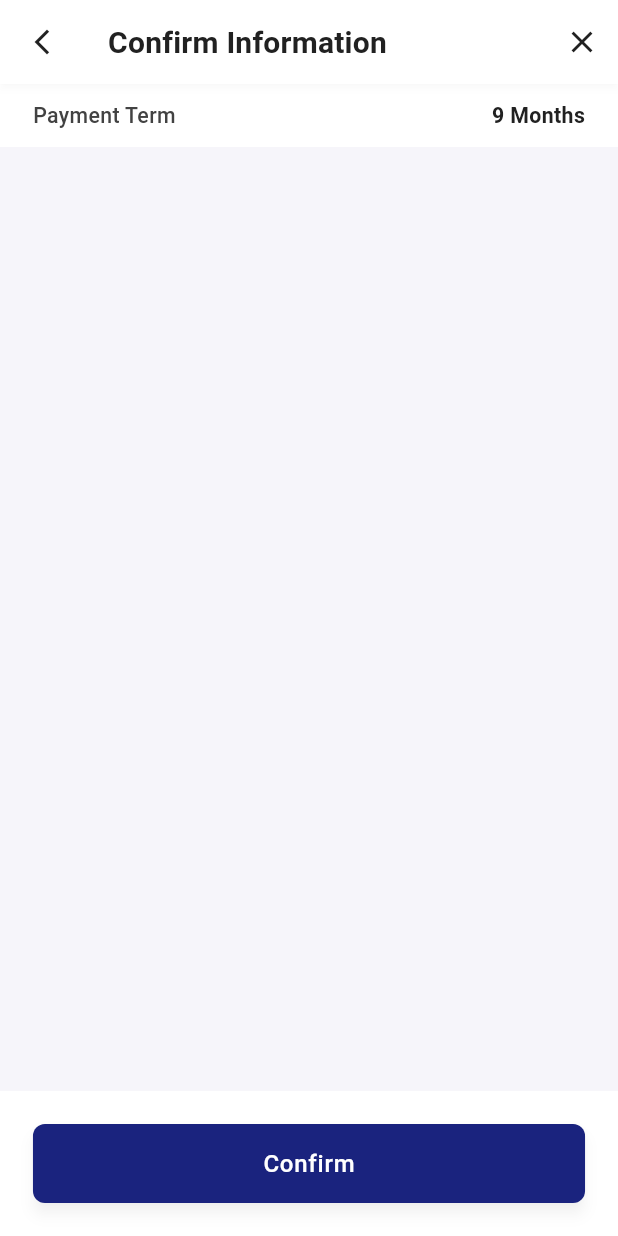
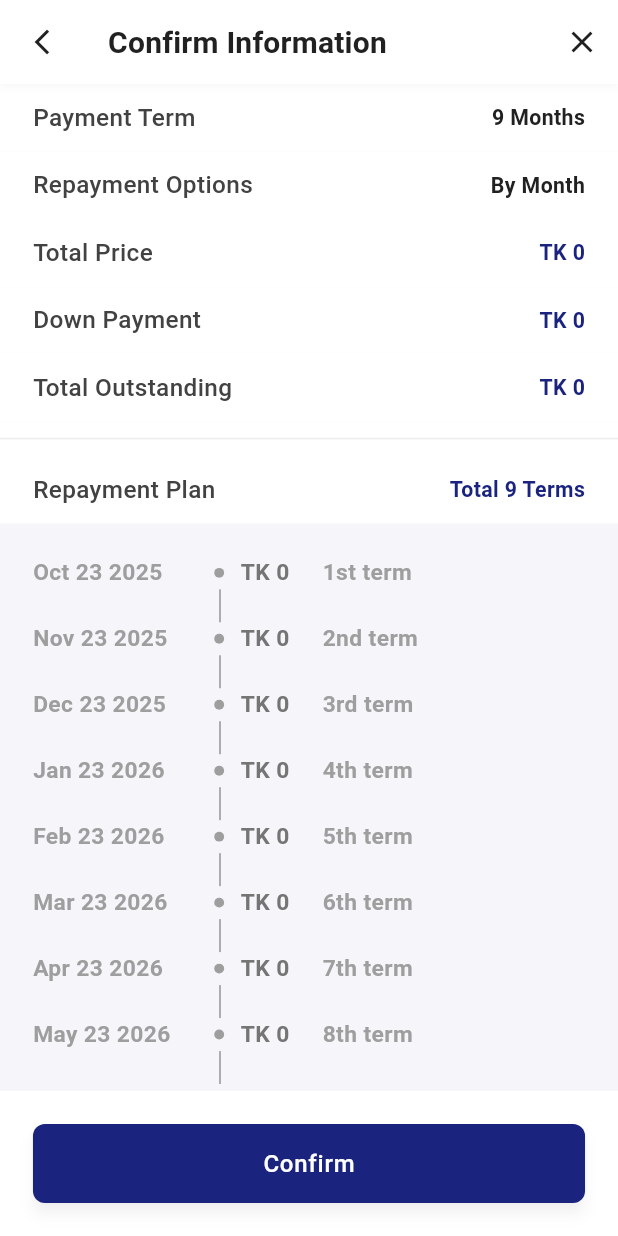
Before and after one commit to nasirdev74/sahajmobile-flutter-customer, a Flutter app: the InstallmentPlanPage screen opened by its route, after a tap on "Next", on a phone screen of 412 x 824 dp. Run offline on Flutter 3.47's test engine with Material 3 defaults, Android fonts, the phone set to English and light mode, and no system bars; our stand-ins replace connectivity_plus, equatable, flutter_bloc, flutter_screenutil, get_it, go_router and 4 more; accounts and stored records are empty.

Commit message:
confirm information ui

```diff
--- a/lib/core/app_router.dart
+++ b/lib/core/app_router.dart
@@ -3,6 +3,7 @@ import 'package:go_router/go_router.dart';
 import 'package:injectable/injectable.dart';
 import 'package:app/presentation/splash/pages/splash_page.dart';
 import 'package:app/presentation/product_list/pages/product_list_page.dart';
+import 'package:app/presentation/models/confirm_installment_nav_params.dart';
 import 'package:app/presentation/installment_plan/pages/installment_plan_page.dart';
 import 'package:app/presentation/confirm_installment/pages/confirm_installment_page.dart';
 
@@ -20,12 +21,12 @@ class AppRouter {
       GoRoute(
         path: InstallmentPlanPage.route,
         name: InstallmentPlanPage.route,
-        builder: (_, state) => InstallmentPlanPage(orderAmount: state.extra as double? ?? 0),
+        builder: (_, state) => InstallmentPlanPage(productPrice: state.extra as int? ?? 0),
       ),
       GoRoute(
         name: ConfirmInstallmentPage.route,
         path: ConfirmInstallmentPage.route,
-        builder: (_, _) => const ConfirmInstallmentPage(),
+        builder: (_, state) => ConfirmInstallmentPage(navParams: state.extra as ConfirmInstallmentNavParams),
       ),
     ],
     errorBuilder: (context, state) => Scaffold(body: Center(child: Text('Error: ${state.error}'))),
--- /dev/null
+++ b/lib/core/utils.dart
@@ -0,0 +1,20 @@
+import 'package:intl/intl.dart';
+
+final currencyFormatter = NumberFormat.simpleCurrency(decimalDigits: 0, name: 'TK ');
+
+String getTermLabel(int termNumber) {
+  if (termNumber % 100 >= 11 && termNumber % 100 <= 13) {
+    return '${termNumber}th term';
+  }
+
+  switch (termNumber % 10) {
+    case 1:
+      return '${termNumber}st term';
+    case 2:
+      return '${termNumber}nd term';
+    case 3:
+      return '${termNumber}rd term';
+    default:
+      return '${termNumber}th term';
+  }
+}
--- a/lib/data/models/product/product_model.dart
+++ b/lib/data/models/product/product_model.dart
@@ -10,7 +10,7 @@ class ProductModel {
   @JsonKey(defaultValue: '')
   final String model;
   @JsonKey(defaultValue: 0)
-  final double price;
+  final int price;
 
   const ProductModel({required this.brand, required this.model, required this.price});
 
--- a/lib/domain/entities/product_entity.dart
+++ b/lib/domain/entities/product_entity.dart
@@ -3,7 +3,7 @@ import 'package:equatable/equatable.dart';
 class ProductEntity extends Equatable {
   final String brand;
   final String model;
-  final double price;
+  final int price;
 
   const ProductEntity({required this.brand, required this.model, required this.price});
 
--- a/lib/presentation/confirm_installment/pages/confirm_installment_page.dart
+++ b/lib/presentation/confirm_installment/pages/confirm_installment_page.dart
@@ -1,14 +1,25 @@
-import 'package:app/presentation/widgets/primary_info_row.dart';
+import 'package:app/core/utils.dart';
 import 'package:flutter/material.dart';
+import 'package:app/theme/color_const.dart';
+import 'package:flutter_screenutil/flutter_screenutil.dart';
 import 'package:app/presentation/widgets/primary_app_bar.dart';
 import 'package:app/presentation/widgets/primary_bottom_bar.dart';
-import 'package:flutter_screenutil/flutter_screenutil.dart';
+import 'package:app/presentation/models/confirm_installment_nav_params.dart';
+import 'package:app/presentation/confirm_installment/widgets/confirm_info_row.dart';
+import 'package:app/presentation/confirm_installment/widgets/repayment_timeline.dart';
 
-class ConfirmInstallmentPage extends StatelessWidget {
-  const ConfirmInstallmentPage({super.key});
+class ConfirmInstallmentPage extends StatefulWidget {
+  const ConfirmInstallmentPage({super.key, required this.navParams});
+
+  final ConfirmInstallmentNavParams navParams;
 
   static const route = '/confirm_installment';
 
+  @override
+  State<ConfirmInstallmentPage> createState() => _ConfirmInstallmentPageState();
+}
+
+class _ConfirmInstallmentPageState extends State<ConfirmInstallmentPage> {
   @override
   Widget build(BuildContext context) {
     return Scaffold(
@@ -20,11 +31,34 @@ class ConfirmInstallmentPage extends StatelessWidget {
         child: ListView(
           physics: const AlwaysScrollableScrollPhysics(),
           children: [
-            PrimaryInfoRow(
-              label: 'Payment Term',
-              value: '9 Months',
+            ConfirmInfoRow(label: 'Payment Term', value: '${widget.navParams.paymentTerm} Months'),
+            ConfirmInfoRow(label: 'Repayment Options', value: widget.navParams.repaymentOptions),
+            ConfirmInfoRow(
+              label: 'Total Price',
+              valueColor: ColorConst.primary,
+              value: currencyFormatter.format(widget.navParams.totalPrice),
+            ),
+            ConfirmInfoRow(
+              label: 'Down Payment',
+              valueColor: ColorConst.primary,
+              value: currencyFormatter.format(widget.navParams.downPayment),
+            ),
+            ConfirmInfoRow(
+              label: 'Total Outstanding',
+              valueColor: ColorConst.primary,
+              value: currencyFormatter.format(widget.navParams.totalOutstanding),
+            ),
+            Container(
+              color: Colors.white,
               padding: EdgeInsets.symmetric(vertical: 10.w),
+              child: Divider(height: 1.w, color: Colors.grey.shade200, thickness: 1.w),
             ),
+            ConfirmInfoRow(
+              label: 'Repayment Plan',
+              valueColor: ColorConst.primary,
+              value: 'Total ${widget.navParams.paymentTerm} Terms',
+            ),
+            RepaymentTimeline(navParams: widget.navParams),
           ],
         ),
       ),
--- /dev/null
+++ b/lib/presentation/confirm_installment/widgets/confirm_info_row.dart
@@ -0,0 +1,30 @@
+import 'package:flutter/material.dart';
+import 'package:app/theme/color_const.dart';
+import 'package:app/theme/app_text_theme.dart';
+import 'package:flutter_screenutil/flutter_screenutil.dart';
+
+class ConfirmInfoRow extends StatelessWidget {
+  const ConfirmInfoRow({super.key, required this.label, required this.value, this.valueColor = ColorConst.gray900});
+
+  final String label;
+  final String value;
+  final Color valueColor;
+
+  @override
+  Widget build(BuildContext context) {
+    return Container(
+      color: Colors.white,
+      padding: EdgeInsets.symmetric(horizontal: 20.w, vertical: 10.w),
+      child: Row(
+        mainAxisAlignment: MainAxisAlignment.spaceBetween,
+        children: [
+          Text(
+            label,
+            style: labelLarge.copyWith(fontSize: 16.sp, fontWeight: FontWeight.w500),
+          ),
+          Text(value, style: bodyLarge.copyWith(color: valueColor)),
+        ],
+      ),
+    );
+  }
+}
--- /dev/null
+++ b/lib/presentation/confirm_installment/widgets/repayment_timeline.dart
@@ -0,0 +1,75 @@
+import 'package:intl/intl.dart';
+import 'package:app/core/utils.dart';
+import 'package:flutter/material.dart';
+import 'package:app/theme/color_const.dart';
+import 'package:flutter_screenutil/flutter_screenutil.dart';
+import 'package:app/presentation/models/confirm_installment_nav_params.dart';
+
+class RepaymentTimeline extends StatelessWidget {
+  const RepaymentTimeline({super.key, required this.navParams});
+
+  final ConfirmInstallmentNavParams navParams;
+
+  @override
+  Widget build(BuildContext context) {
+    final currentDate = DateTime.now();
+    final fixedDayOfMonth = currentDate.day > 28 ? 28 : currentDate.day;
+
+    return Padding(
+      padding: EdgeInsets.symmetric(horizontal: 20.w, vertical: 20.w),
+      child: Column(
+        crossAxisAlignment: CrossAxisAlignment.start,
+        children: List.generate(navParams.paymentTerm, (index) {
+          final termNumber = index + 1;
+          final paymentDate = DateTime(currentDate.year, currentDate.month + index, fixedDayOfMonth);
+          final isLast = index == navParams.paymentTerm - 1;
+
+          return Column(
+            crossAxisAlignment: CrossAxisAlignment.start,
+            children: [
+              Row(
+                mainAxisAlignment: MainAxisAlignment.start,
+                crossAxisAlignment: CrossAxisAlignment.center,
+                children: [
+                  SizedBox(
+                    width: 100.w,
+                    child: Text(
+                      maxLines: 1,
+                      overflow: TextOverflow.fade,
+                      DateFormat('MMM dd yyyy').format(paymentDate),
+                      style: TextStyle(fontSize: 15.sp, color: Colors.grey.shade500, fontWeight: FontWeight.w600),
+                    ),
+                  ),
+                  SizedBox(width: 10.w),
+                  Container(
+                    width: 6.w,
+                    height: 6.w,
+                    decoration: BoxDecoration(color: Colors.grey.shade500, shape: BoxShape.circle),
+                  ),
+                  SizedBox(width: 10.w),
+                  Text(
+                    currencyFormatter.format(navParams.monthlyPayment),
+                    style: TextStyle(fontSize: 15.sp, color: ColorConst.gray600, fontWeight: FontWeight.w600),
+                  ),
+                  SizedBox(width: 20.w),
+                  Text(
+                    getTermLabel(termNumber),
+                    style: TextStyle(fontSize: 15.sp, color: Colors.grey.shade500, fontWeight: FontWeight.w600),
+                  ),
+                  const Spacer(),
+                ],
+              ),
+              if (!isLast)
+                Row(
+                  children: [
+                    SizedBox(width: 113.w),
+                    Container(height: 20.w, width: 1.w, color: Colors.grey.shade500),
+                  ],
+                ),
+            ],
+          );
+        }),
+      ),
+    );
+  }
+}
--- a/lib/presentation/installment_plan/pages/installment_plan_page.dart
+++ b/lib/presentation/installment_plan/pages/installment_plan_page.dart
@@ -1,20 +1,22 @@
+import 'package:app/core/utils.dart';
 import 'package:flutter/material.dart';
 import 'package:go_router/go_router.dart';
 import 'package:app/core/app_constant.dart';
 import 'package:app/theme/color_const.dart';
 import 'package:flutter_screenutil/flutter_screenutil.dart';
 import 'package:app/presentation/widgets/primary_app_bar.dart';
-import 'package:app/presentation/widgets/primary_info_row.dart';
 import 'package:app/presentation/widgets/primary_bottom_bar.dart';
+import 'package:app/presentation/installment_plan/widgets/info_row.dart';
 import 'package:app/presentation/installment_plan/widgets/info_banner.dart';
+import 'package:app/presentation/models/confirm_installment_nav_params.dart';
 import 'package:app/presentation/installment_plan/widgets/term_selector.dart';
 import 'package:app/presentation/installment_plan/widgets/down_payment_selector.dart';
 import 'package:app/presentation/confirm_installment/pages/confirm_installment_page.dart';
 
 class InstallmentPlanPage extends StatefulWidget {
-  const InstallmentPlanPage({super.key, required this.orderAmount});
+  const InstallmentPlanPage({super.key, required this.productPrice});
 
-  final double orderAmount;
+  final int productPrice;
   static const route = '/installment_plan_page';
 
   @override
@@ -22,19 +24,55 @@ class InstallmentPlanPage extends StatefulWidget {
 }
 
 class _InstallmentPlanPageState extends State<InstallmentPlanPage> {
-  int downPaymentPercent = 15;
-  int terms = 9;
+  var terms = 9;
+  var downPayment = 0;
+  var monthlyPayment = 0;
+  var downPaymentPercent = 15;
+
+  @override
+  void initState() {
+    super.initState();
+    calculateDownPayment(downPaymentPercent);
+    calculateMonthlyPayment(terms);
+  }
+
+  void calculateDownPayment(int percent) {
+    if (mounted) {
+      setState(() {
+        downPaymentPercent = percent;
+        downPayment = ((widget.productPrice * percent) / 100).ceil();
+      });
+    }
+  }
+
+  void calculateMonthlyPayment(int termsValue) {
+    if (mounted) {
+      setState(() {
+        terms = termsValue;
+        final remainingAmount = (widget.productPrice * (100 - downPaymentPercent)) / 100;
+        monthlyPayment = (remainingAmount / termsValue).ceil();
+      });
+    }
+  }
 
   @override
   Widget build(BuildContext context) {
-    final monthlyPayment = ((widget.orderAmount * (100 - downPaymentPercent)) / 100) / terms;
-
     return Scaffold(
       resizeToAvoidBottomInset: false,
       backgroundColor: const Color(0xFFF6F5Fa),
       appBar: const PrimaryAppBar(title: 'Installment Plan'),
       bottomNavigationBar: PrimaryBottomBar(
-        onPressed: () => context.pushNamed(ConfirmInstallmentPage.route),
+        onPressed: () {
+          final navParams = ConfirmInstallmentNavParams(
+            paymentTerm: terms,
+            repaymentOptions: 'By Month',
+            downPayment: downPayment,
+            monthlyPayment: monthlyPayment,
+            totalPrice: widget.productPrice,
+            totalOutstanding: widget.productPrice - downPayment,
+          );
+          context.pushNamed(ConfirmInstallmentPage.route, extra: navParams);
+        },
         label: 'Next',
       ),
       body: SafeArea(
@@ -45,48 +83,40 @@ class _InstallmentPlanPageState extends State<InstallmentPlanPage> {
                 child: Column(
                   crossAxisAlignment: CrossAxisAlignment.start,
                   children: [
-                    PrimaryInfoRow(
+                    InfoRow(
                       label: 'Order Amount',
                       valueColor: ColorConst.primary,
                       padding: EdgeInsets.symmetric(vertical: 20.w),
-                      value: 'TK ${widget.orderAmount.toStringAsFixed(2)}',
+                      value: currencyFormatter.format(widget.productPrice),
                     ),
                     SizedBox(height: 10.w),
                     const InfoBanner(text: 'Loan Service Provided by ${AppConstant.appName}'),
                     Divider(height: 1.w, color: Colors.grey.shade200, thickness: 1.w),
-                    PrimaryInfoRow(
+                    InfoRow(
                       label: 'Down Payment',
-                      value: 'TK 234.23',
                       valueColor: ColorConst.primary,
+                      value: currencyFormatter.format(downPayment),
                       padding: EdgeInsets.only(top: 20.w, bottom: 10.w),
                     ),
-                    DownPaymentSelector(
-                      selectedPercent: downPaymentPercent,
-                      onChanged: (p) => setState(() => downPaymentPercent = p),
-                    ),
+                    DownPaymentSelector(selectedPercent: downPaymentPercent, onChanged: (p) => calculateDownPayment(p)),
 
-                    PrimaryInfoRow(
+                    InfoRow(
                       label: 'Monthly Payment',
                       value: 'Pay in $terms Terms',
                       padding: EdgeInsets.only(top: 20.w),
                     ),
-                    TermSelector(selectedTerms: terms, onChanged: (t) => setState(() => terms = t)),
+                    TermSelector(selectedTerms: terms, onChanged: (t) => calculateMonthlyPayment(t)),
                     SizedBox(height: 10.w),
-                    PrimaryInfoRow(
-                      label: 'Service Fee Rate',
-                      value: '2%/Month',
+                    InfoRow(
+                      label: 'On-site Payment',
+                      valueColor: ColorConst.primary,
+                      value: currencyFormatter.format(downPayment),
                       padding: EdgeInsets.only(top: 20.w, bottom: 10.w),
                     ),
-                    PrimaryInfoRow(
-                      label: 'On-site Payment',
-                      value: 'TK ${monthlyPayment.toStringAsFixed(0)}',
+                    InfoRow(
+                      label: 'Monthly Payment',
                       valueColor: ColorConst.primary,
-                      padding: EdgeInsets.symmetric(vertical: 10.w),
-                    ),
-                    PrimaryInfoRow(
-                      label: 'Monthly Payment',
-                      value: 'TK ${monthlyPayment.toStringAsFixed(0)}',
-                      valueColor: ColorConst.primary,
+                      value: currencyFormatter.format(monthlyPayment),
                       padding: EdgeInsets.only(top: 10.w, bottom: 20.w),
                     ),
                   ],
--- a/lib/presentation/widgets/primary_info_row.dart
+++ b/lib/presentation/installment_plan/widgets/info_row.dart
@@ -3,8 +3,8 @@ import 'package:app/theme/color_const.dart';
 import 'package:app/theme/app_text_theme.dart';
 import 'package:flutter_screenutil/flutter_screenutil.dart';
 
-class PrimaryInfoRow extends StatelessWidget {
-  const PrimaryInfoRow({
+class InfoRow extends StatelessWidget {
+  const InfoRow({
     super.key,
     required this.label,
     required this.value,
--- /dev/null
+++ b/lib/presentation/models/confirm_installment_nav_params.dart
@@ -0,0 +1,17 @@
+class ConfirmInstallmentNavParams {
+  final int paymentTerm;
+  final String repaymentOptions;
+  final int totalPrice;
+  final int downPayment;
+  final int totalOutstanding;
+  final int monthlyPayment;
+
+  const ConfirmInstallmentNavParams({
+    required this.paymentTerm,
+    required this.repaymentOptions,
+    required this.totalPrice,
+    required this.downPayment,
+    required this.totalOutstanding,
+    required this.monthlyPayment,
+  });
+}
--- a/lib/presentation/product_list/pages/product_list_page.dart
+++ b/lib/presentation/product_list/pages/product_list_page.dart
@@ -17,24 +17,24 @@ class ProductListPage extends StatefulWidget {
 
 class _ProductListPageState extends State<ProductListPage> {
   final List<ProductEntity> productList = [
-    const ProductEntity(brand: 'Infinix', model: 'Smart 9 (3+64)', price: 9999.00),
-    const ProductEntity(brand: 'Infinix', model: 'Smart 9 HD (4+64)', price: 10299.00),
-    const ProductEntity(brand: 'Infinix', model: 'Smart 9 (4+128)', price: 11999.00),
-    const ProductEntity(brand: 'Infinix', model: 'Smart 8 (4+64)', price: 10499.00),
-    const ProductEntity(brand: 'Infinix', model: 'Hot 30i (4+64)', price: 10499.00),
+    const ProductEntity(brand: 'Infinix', model: 'Smart 9 (3+64)', price: 10000),
+    const ProductEntity(brand: 'Infinix', model: 'Smart 9 HD (4+64)', price: 10299),
+    const ProductEntity(brand: 'Infinix', model: 'Smart 9 (4+128)', price: 11999),
+    const ProductEntity(brand: 'Infinix', model: 'Smart 8 (4+64)', price: 10499),
+    const ProductEntity(brand: 'Infinix', model: 'Hot 30i (4+64)', price: 10499),
   ];
 
   @override
   Widget build(BuildContext context) {
     return Scaffold(
+      resizeToAvoidBottomInset: false,
       backgroundColor: Colors.white,
-      resizeToAvoidBottomInset: false,
       appBar: const PrimaryAppBar(title: 'Products', actions: [], showLeading: false),
       body: ListView.separated(
         itemCount: productList.length,
-        padding: EdgeInsets.symmetric(horizontal: 20.w),
         physics: const AlwaysScrollableScrollPhysics(),
         separatorBuilder: (_, _) => SizedBox(height: 5.w),
+        padding: EdgeInsets.only(top: 10.w, left: 20.w, right: 20.w, bottom: 100.w),
         itemBuilder: (context, index) {
           final product = productList[index];
           return ProductWidget(
--- a/lib/presentation/product_list/widgets/product_widget.dart
+++ b/lib/presentation/product_list/widgets/product_widget.dart
@@ -1,4 +1,4 @@
-import 'package:intl/intl.dart';
+import 'package:app/core/utils.dart';
 import 'package:flutter/material.dart';
 import 'package:app/domain/entities/product_entity.dart';
 import 'package:flutter_screenutil/flutter_screenutil.dart';
@@ -11,10 +11,8 @@ class ProductWidget extends StatelessWidget {
 
   @override
   Widget build(BuildContext context) {
-    final currencyFormatter = NumberFormat.simpleCurrency(decimalDigits: 0, name: 'TK ');
-
     return Material(
-      color: const Color(0xFFF6F5Fa),
+      color: const Color(0xFFf2fcfb),
       borderRadius: BorderRadius.circular(5.r),
       child: ListTile(
         onTap: onTap,
--- a/lib/presentation/widgets/primary_app_bar.dart
+++ b/lib/presentation/widgets/primary_app_bar.dart
@@ -2,17 +2,9 @@ import 'package:flutter/material.dart';
 import 'package:google_fonts/google_fonts.dart';
 
 class PrimaryAppBar extends StatelessWidget implements PreferredSizeWidget {
-  const PrimaryAppBar({
-    super.key,
-    required this.title,
-    this.actions,
-    this.onBackPressed,
-    this.showLeading = true,
-    this.centerTitle = false,
-  });
+  const PrimaryAppBar({super.key, required this.title, this.actions, this.onBackPressed, this.showLeading = true});
 
   final String title;
-  final bool centerTitle;
   final bool showLeading;
   final List<Widget>? actions;
   final VoidCallback? onBackPressed;
@@ -24,7 +16,7 @@ class PrimaryAppBar extends StatelessWidget implements PreferredSizeWidget {
   Widget build(BuildContext context) {
     return AppBar(
       elevation: 2,
-      centerTitle: centerTitle,
+      centerTitle: false,
       backgroundColor: Colors.white,
       surfaceTintColor: Colors.transparent,
       shadowColor: Colors.black.withOpacity(0.1),
```
Also changed, not shown: lib/data/models/product/product_model.g.dart.
